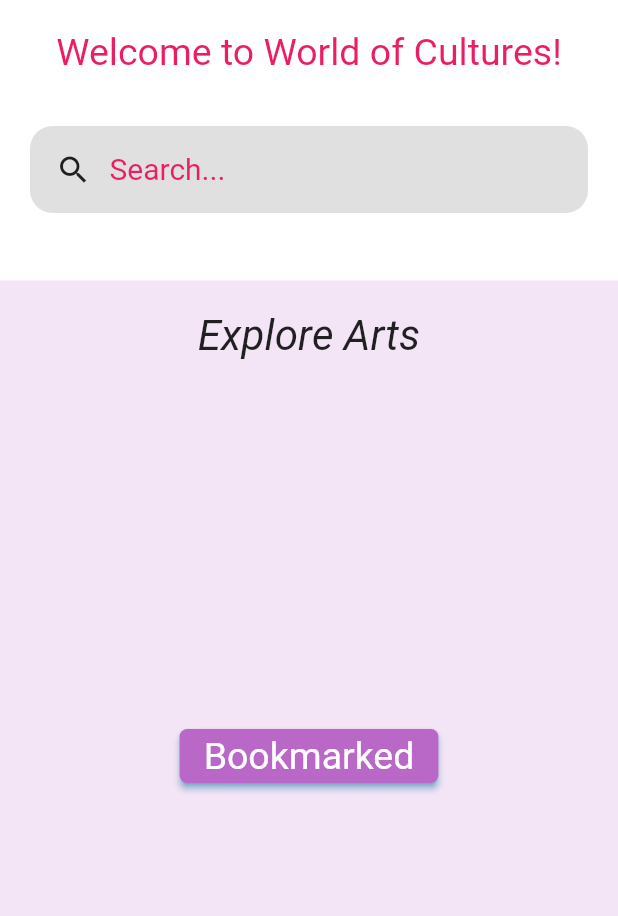
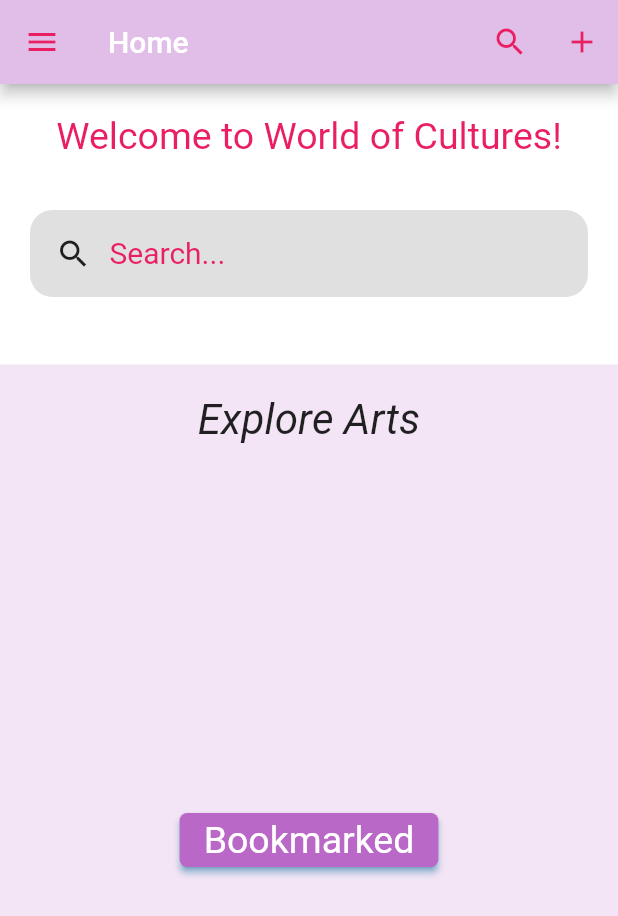
Before and after one commit to ChandradithyaJ/Anvadhi, a Flutter app: the screen it shows once a user with an empty profile is signed in, after a tap on "Skip", after a tap on "Get Started", on a phone screen of 412 x 824 dp. Shown: the top 916 px of the screen. Run offline on Flutter 3.47's test engine with Material 2 defaults, Android fonts, the phone set to English and light mode, and no system bars; drawn by our look-alikes of carousel_slider, hidden_drawer_menu; our stand-ins replace cloud_firestore, firebase_auth, firebase_core, firebase_storage, flutter_map, geocoding and 6 more; missing offline and left inert: flutter_cube; accounts and stored records are empty; network calls fail.

Commit message:
added assets

```diff
--- a/lib/onBoard_screens.dart
+++ b/lib/onBoard_screens.dart
@@ -1,6 +1,6 @@
 import 'package:anvadhi/BoardingPage1.dart';
 import 'package:anvadhi/BoardingPage2.dart';
-import 'package:anvadhi/Home_screen_culturia.dart';
+import 'package:anvadhi/Hidden_draw.dart';
 import 'package:flutter/material.dart';
 import 'package:smooth_page_indicator/smooth_page_indicator.dart';
 import 'package:anvadhi/BoardingPage3.dart';
@@ -78,7 +78,7 @@ class _OnBoardingScreenState extends State<OnBoardingScreen>
                         onTap: () {
                           controller.jumpToPage(2);
                         },
-                        child: const Center(child: Text("Skip")),
+                        child: const Center(child: Text("Skip", style: TextStyle(backgroundColor: Colors.lightBlue))),
                       ),
                       SmoothPageIndicator(
                         controller: controller,
@@ -98,7 +98,7 @@ class _OnBoardingScreenState extends State<OnBoardingScreen>
                                     duration: const Duration(milliseconds: 600),
                                     curve: Curves.easeInOut);
                               },
-                              child: const Center(child: Text("Next",style: TextStyle( fontSize: 10),) ,),
+                              child: const Center(child: Text("Next",style: TextStyle( fontSize: 10, backgroundColor: Colors.lightBlue), ),),
                             )
                           : GestureDetector(
                               onTap: () {
@@ -110,7 +110,7 @@ class _OnBoardingScreenState extends State<OnBoardingScreen>
                                 onPressed: () {
                                   Navigator.push(context,
                                     MaterialPageRoute(builder: (context) =>
-                                      Home_screen_culturia(ArtForms: widget.ArtForms, selectedArtForm: widget.selectedArtForm,),
+                                      Hidden_draww(ArtForms: widget.ArtForms, selectedArtForm: widget.selectedArtForm,),
                                     )
                                   );
                                   },
--- a/lib/services/routes.dart
+++ b/lib/services/routes.dart
@@ -45,7 +45,7 @@ class AppRoutes {
       OnBoard: (context) => OnBoardingScreen(ArtForms: ArtForms, selectedArtForm: selectedArtForm),
       culturia: (context) => Home_screen_culturia(ArtForms: ArtForms, selectedArtForm: selectedArtForm),
       Addposts: (context) => AddpostList(ArtForms: ArtForms),
-      ThreeD: (context) => CombinedPage(),
+      ThreeD: (context) => CombinedPage(ArtForms: ArtForms, selectedArtForm: selectedArtForm),
 
       Mapping: (context) =>
           MapPage(ArtForms: ArtForms, selectedArtForm: selectedArtForm),
--- a/pubspec.yaml
+++ b/pubspec.yaml
@@ -90,7 +90,9 @@ flutter:
     - lib/assets/3D models/Logo/
     # - lib/assets/3D models/Model_1_Base/
     #- lib/assets/3D models/TownHall/
-    - lib/assets/animations/
+    - lib/assets/animations/animation_llhiqvqs.json
+    - lib/assets/animations/animation_lll7id62.json
+    - lib/assets/animations/animation_lll7kvpg.json
     # - lib/assets/images/source/mybot1.jpeg
     # - lib/assets/images/source/mybot3.jpeg
     # - lib/assets/images/source/mybot3.jpg
```
Also changed, not shown: lib/ThreeD_Page.dart (+6 -1 lines).
